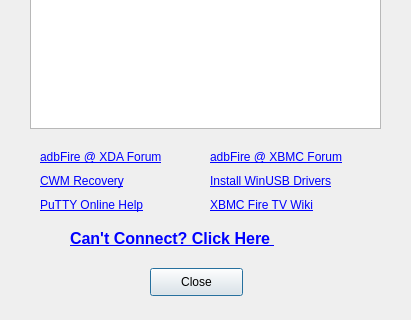
kbrack1/adbFire, file helpdialog.ui: the form before one commit; both pictures show x 0 to 411 and y 202 to 522 of the 411 by 522 pixel window.
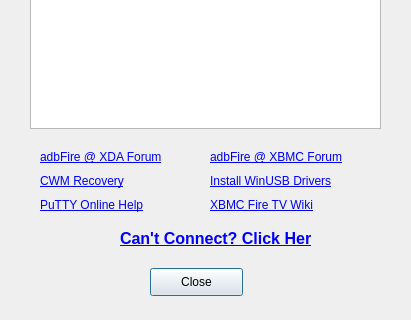
The form after the commit.

```diff
--- a/helpdialog.ui
+++ b/helpdialog.ui
@@ -151,9 +151,9 @@
   <widget class="QLabel" name="label_8">
    <property name="geometry">
     <rect>
-     <x>70</x>
+     <x>120</x>
      <y>430</y>
-     <width>281</width>
+     <width>191</width>
      <height>21</height>
     </rect>
    </property>
```
Left out of the diff: 4 changed lines with no effect on the pictures.
